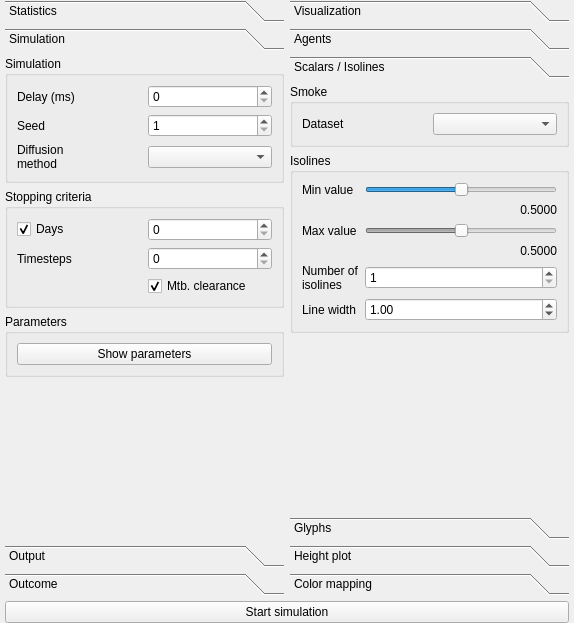
gmackie/GR-ABM-ODE-2D, file gui/mainwindow.ui: the form before one commit.
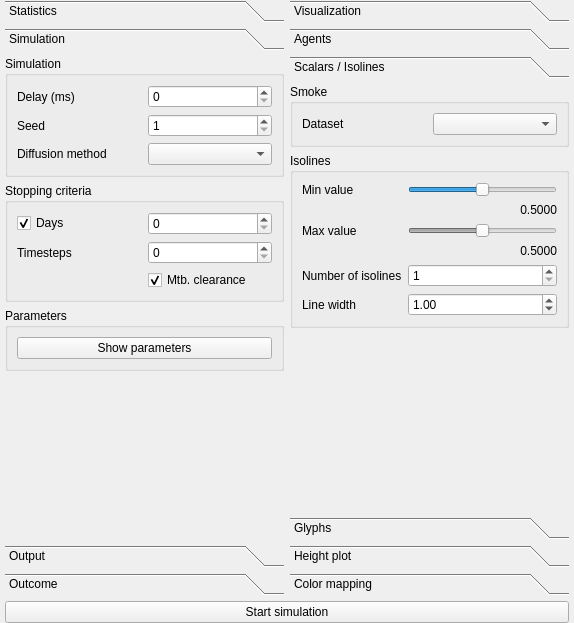
The form after the commit. The open tabs and pages were chosen to show the change.

Commit message: Deleted stray html from some labels in the main window Qt form.

Diff of the .ui file:
```diff
--- a/gui/mainwindow.ui
+++ b/gui/mainwindow.ui
@@ -128,7 +128,7 @@
                <item row="3" column="0">
                 <widget class="QLabel" name="labelDiffusion">
                  <property name="text">
-                  <string>Diffusion&lt;br/&gt;method</string>
+                  <string>Diffusion method</string>
                  </property>
                 </widget>
                </item>
@@ -1031,7 +1031,7 @@
                <item row="4" column="0">
                 <widget class="QLabel" name="labelIsolineCount">
                  <property name="text">
-                  <string>&lt;html&gt;&lt;head/&gt;&lt;body&gt;&lt;p&gt;Number of&lt;br/&gt;isolines&lt;/p&gt;&lt;/body&gt;&lt;/html&gt;</string>
+                  <string>Number of isolines</string>
                  </property>
                 </widget>
                </item>
```
